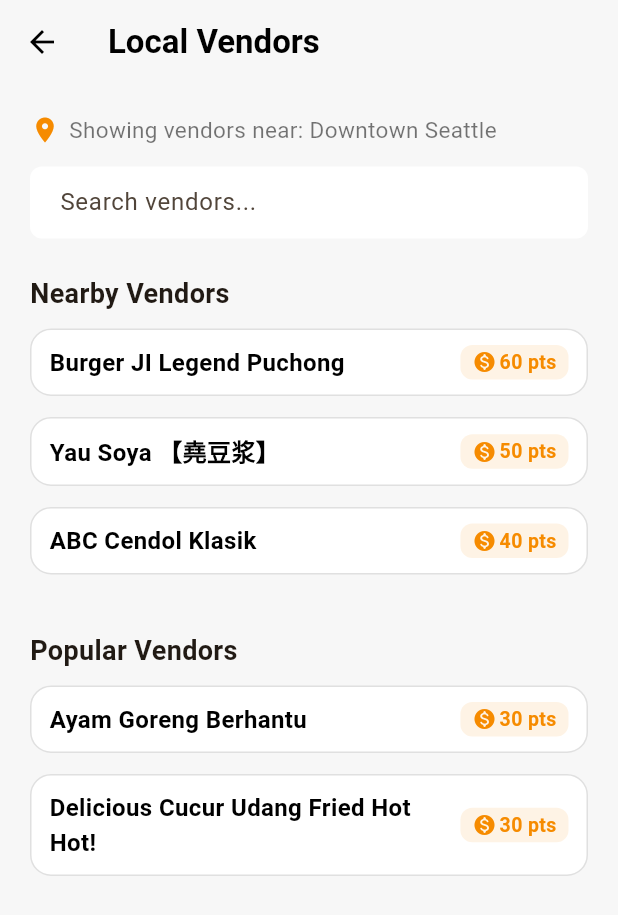
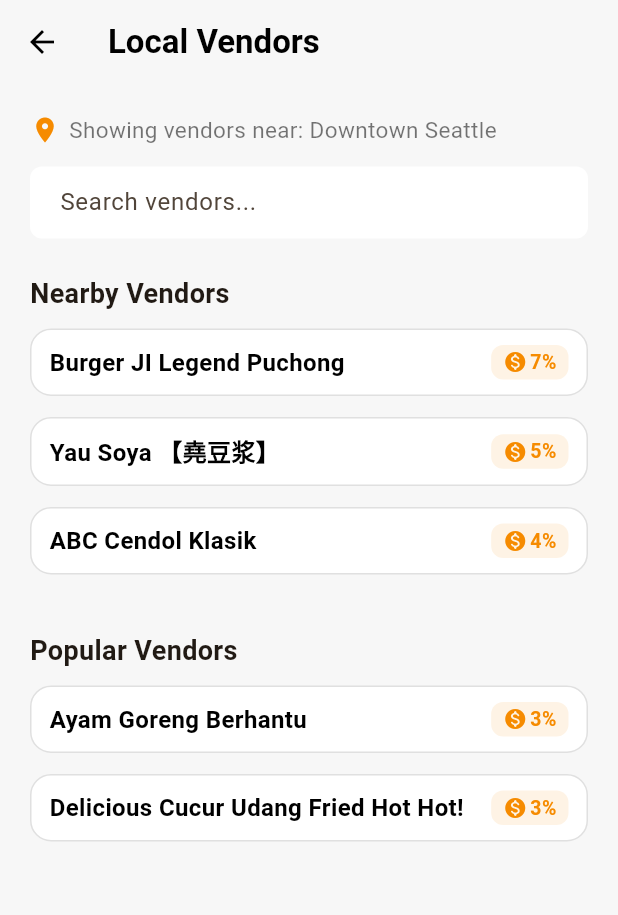
Before and after one commit to Thevesh-Chandran/Breaking-Bad-payhack, a Flutter app: the VendorPage screen opened directly, on a phone screen of 412 x 824 dp. Shown: the top 915 px of the screen. Run offline on Flutter 3.47's test engine with Material 3 defaults, Android fonts, the phone set to English and light mode, and no system bars; our stand-ins replace device_preview; network calls fail.

Commit message:
Add files via upload

```diff
--- a/payhack/Swytch/swytch/lib/main.dart
+++ b/payhack/Swytch/swytch/lib/main.dart
@@ -3,7 +3,7 @@
 import 'package:flutter/material.dart';
 import 'package:device_preview/device_preview.dart';
 
- //test3//
+ //test4//
 
 void main() => runApp(
   DevicePreview(
@@ -208,7 +208,12 @@ class _SwytchMainPageState extends State<SwytchMainPage> {
         pointsBalance: widget.pointsBalance,
         pointsHistory: widget.pointsHistory,
       ),
-      ScanQrPage(isOnline: widget.isOnline, pointsBalance: widget.pointsBalance, pointsHistory: widget.pointsHistory),
+      ScanQrPage(
+        isOnline: widget.isOnline,
+        pointsBalance: widget.pointsBalance,
+        pointsHistory: widget.pointsHistory,
+        onPayment: widget.onPayment,
+      ),
       SPointsPage(
         isOnline: widget.isOnline,
         pointsBalance: widget.pointsBalance,
@@ -884,7 +889,13 @@ class TransferTypeSelectionPage extends StatelessWidget {
                     ? () {
                         Navigator.of(context).push(
                           MaterialPageRoute(
-                            builder: (context) => LocalTransferPage(isOnline: isOnline, transferType: 'international', onPayment: onPayment, pointsBalance: pointsBalance, pointsHistory: pointsHistory),
+                            builder: (context) => LocalTransferPage(
+                              isOnline: isOnline,
+                              transferType: 'international',
+                              onPayment: onPayment,
+                              pointsBalance: pointsBalance,
+                              pointsHistory: pointsHistory
+                            ),
                           ),
                         );
                       }
@@ -905,7 +916,8 @@ class ExchangeRateSelectionPage extends StatefulWidget {
   final double sendAmount;
   final String sendCurrency;
   final String receiveCurrency;
-  const ExchangeRateSelectionPage({super.key, required this.sendAmount, required this.sendCurrency, required this.receiveCurrency});
+  final void Function({required double amount, required String merchant, required bool isDebit, required String subtitle})? onPayment;
+  const ExchangeRateSelectionPage({super.key, required this.sendAmount, required this.sendCurrency, required this.receiveCurrency, this.onPayment});
 
   @override
   State<ExchangeRateSelectionPage> createState() => _ExchangeRateSelectionPageState();
@@ -1101,7 +1113,7 @@ class _ExchangeRateSelectionPageState extends State<ExchangeRateSelectionPage> {
                             isOfflineLocal: false,
                             amount: widget.sendAmount,
                             merchant: 'International Transfer',
-                            onPayment: ({required double amount, required String merchant, required bool isDebit, required String subtitle}) {},
+                            onPayment: widget.onPayment,
                           ),
                         ),
                       );
@@ -1766,7 +1778,8 @@ class ScanQrPage extends StatelessWidget {
   final bool isOnline;
   final int pointsBalance;
   final List<Map<String, dynamic>> pointsHistory;
-  const ScanQrPage({super.key, this.isOnline = true, required this.pointsBalance, required this.pointsHistory});
+  final void Function({required double amount, required String merchant, required bool isDebit, required String subtitle})? onPayment;
+  const ScanQrPage({super.key, this.isOnline = true, required this.pointsBalance, required this.pointsHistory, this.onPayment});
 
   @override
   Widget build(BuildContext context) {
@@ -1828,7 +1841,7 @@ class ScanQrPage extends StatelessWidget {
                         merchant: 'FamilyMart',
                         wallet: 'FMB829103720',
                         amount: '',
-                        onPayment: null,
+                        onPayment: onPayment,
                         onPointsUpdate: null,
                         pointsBalance: pointsBalance,
                         pointsHistory: pointsHistory,
@@ -2209,6 +2222,7 @@ class _PaymentDetailsPageState extends State<PaymentDetailsPage> {
                                       sendAmount: payAmount,
                                       sendCurrency: 'RM',
                                       receiveCurrency: 'EUR',
+                                      onPayment: widget.onPayment,
                                     ),
                                   ),
                                 );
@@ -3133,7 +3147,7 @@ class VendorPage extends StatelessWidget {
         'name': 'Burger JI Legend Puchong',
         'img': '',
         'address': 'Jalan Bandar Puchong, Selangor',
-        'points': 60,
+        'percentage': 7,
         'reviews': 120,
         'rating': 4.7,
         'distance': 0.3,
@@ -3143,7 +3157,7 @@ class VendorPage extends StatelessWidget {
         'name': 'Yau Soya 【堯豆浆】',
         'img': '',
         'address': 'Taman Muda, Cheras, Kuala Lumpur',
-        'points': 50,
+        'percentage': 5,
         'reviews': 98,
         'rating': 4.8,
         'distance': 0.5,
@@ -3153,7 +3167,7 @@ class VendorPage extends StatelessWidget {
         'name': 'ABC Cendol Klasik',
         'img': '',
         'address': 'Seksyen 7, Shah Alam, Selangor',
-        'points': 40,
+        'percentage': 4,
         'reviews': 75,
         'rating': 4.0,
         'distance': 0.8,
@@ -3165,7 +3179,7 @@ class VendorPage extends StatelessWidget {
         'name': 'Ayam Goreng Berhantu',
         'img': '',
         'address': 'Jalan Pandan Medan Kampung Pandan Dalam 55100 Kuala Lumpur, Selangor',
-        'points': 30,
+        'percentage': 3,
         'reviews': 89,
         'rating': 4.6,
         'distance': 0.7,
@@ -3175,7 +3189,7 @@ class VendorPage extends StatelessWidget {
         'img': '',
         'name': 'Delicious Cucur Udang Fried Hot Hot!',
         'address': 'Restoran Mak Kimbong, 13, Jalan 4/1a, Seksyen 4 Tambahan Bandar Baru Bangi, Bandar Baru Bangi, Selangor',
-        'points': 30,
+        'percentage': 3,
         'reviews': 62,
         'rating': 4.1,
         'distance': 1.2,
@@ -3288,11 +3302,11 @@ class VendorDetailsPage extends StatelessWidget {
                             style: const TextStyle(fontWeight: FontWeight.bold, fontSize: 20),
                           ),
                         ),
-                        if (vendor['points'] != null)
+                        if (vendor['percentage'] != null)
                           Padding(
                             padding: const EdgeInsets.only(left: 6.0),
                             child: Text(
-                              '${vendor['points']} pts',
+                              '${vendor['percentage']}%',
                               style: TextStyle(
                                 color: orange,
                                 fontWeight: FontWeight.bold,
@@ -3664,7 +3678,7 @@ class VendorCardWidget extends StatelessWidget {
                           style: TextStyle(fontWeight: FontWeight.bold, fontSize: 16, color: Colors.black),
                         ),
                       ),
-                      if (v['points'] != null)
+                      if (v['percentage'] != null)
                         Container(
                           margin: const EdgeInsets.only(left: 6),
                           padding: const EdgeInsets.symmetric(horizontal: 8, vertical: 2),
@@ -3677,7 +3691,7 @@ class VendorCardWidget extends StatelessWidget {
                               Icon(Icons.monetization_on_rounded, color: orange, size: 16),
                               const SizedBox(width: 2),
                               Text(
-                                '${v['points']} pts',
+                                '${v['percentage']}%',
                                 style: TextStyle(color: orange, fontWeight: FontWeight.bold, fontSize: 13),
                               ),
                             ],
```
